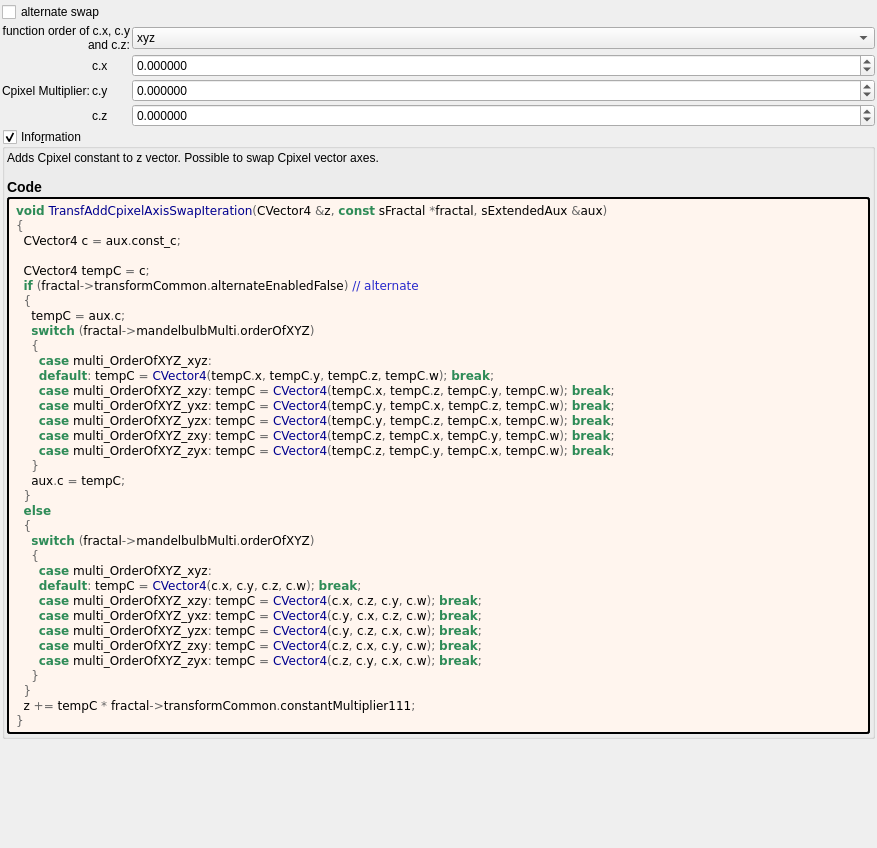
This is mandelbulber2/formula/ui/transf_add_cpixel_axis_swap.ui in buddhi1980/mandelbulber2 as Qt 5 draws it before an edit. The edited form follows.
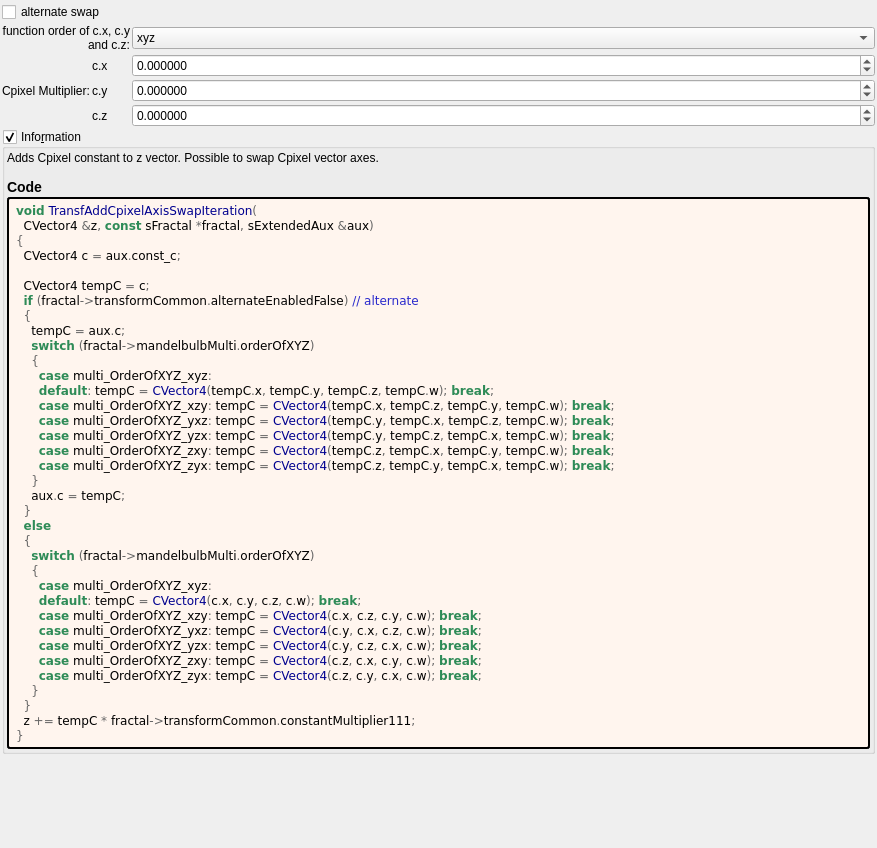
This is the edited form. Custom widgets are drawn as their Qt base class.

Patch:
```diff
--- a/mandelbulber2/formula/ui/transf_add_cpixel_axis_swap.ui
+++ b/mandelbulber2/formula/ui/transf_add_cpixel_axis_swap.ui
@@ -254,7 +254,8 @@
         </property>
         <property name="text">
          <string notr="true">&lt;body style=&quot;background-color:#fff5ee&quot;&gt;
-&lt;pre style=&quot;color:#000000; background-color:#fff5ee;  font-family:'Courier New',monospace;&quot;&gt;&lt;span style=&quot;color:#2e8b57; font-weight:bold&quot;&gt;void&lt;/span&gt; &lt;span style=&quot;color:#00008f&quot;&gt;TransfAddCpixelAxisSwapIteration&lt;/span&gt;&lt;span style=&quot;color:#676767&quot;&gt;(&lt;/span&gt;CVector4 &lt;span style=&quot;color:#676767&quot;&gt;&amp;amp;&lt;/span&gt;z&lt;span style=&quot;color:#676767&quot;&gt;,&lt;/span&gt; &lt;span style=&quot;color:#2e8b57; font-weight:bold&quot;&gt;const&lt;/span&gt; sFractal &lt;span style=&quot;color:#676767&quot;&gt;*&lt;/span&gt;fractal&lt;span style=&quot;color:#676767&quot;&gt;,&lt;/span&gt; sExtendedAux &lt;span style=&quot;color:#676767&quot;&gt;&amp;amp;&lt;/span&gt;aux&lt;span style=&quot;color:#676767&quot;&gt;)&lt;/span&gt;
+&lt;pre style=&quot;color:#000000; background-color:#fff5ee;  font-family:'Courier New',monospace;&quot;&gt;&lt;span style=&quot;color:#2e8b57; font-weight:bold&quot;&gt;void&lt;/span&gt; &lt;span style=&quot;color:#00008f&quot;&gt;TransfAddCpixelAxisSwapIteration&lt;/span&gt;&lt;span style=&quot;color:#676767&quot;&gt;(&lt;/span&gt;
+  CVector4 &lt;span style=&quot;color:#676767&quot;&gt;&amp;amp;&lt;/span&gt;z&lt;span style=&quot;color:#676767&quot;&gt;,&lt;/span&gt; &lt;span style=&quot;color:#2e8b57; font-weight:bold&quot;&gt;const&lt;/span&gt; sFractal &lt;span style=&quot;color:#676767&quot;&gt;*&lt;/span&gt;fractal&lt;span style=&quot;color:#676767&quot;&gt;,&lt;/span&gt; sExtendedAux &lt;span style=&quot;color:#676767&quot;&gt;&amp;amp;&lt;/span&gt;aux&lt;span style=&quot;color:#676767&quot;&gt;)&lt;/span&gt;
 &lt;span style=&quot;color:#676767&quot;&gt;{&lt;/span&gt;
   CVector4 c &lt;span style=&quot;color:#676767&quot;&gt;=&lt;/span&gt; aux&lt;span style=&quot;color:#676767&quot;&gt;.&lt;/span&gt;const_c&lt;span style=&quot;color:#676767&quot;&gt;;&lt;/span&gt;
 
```
